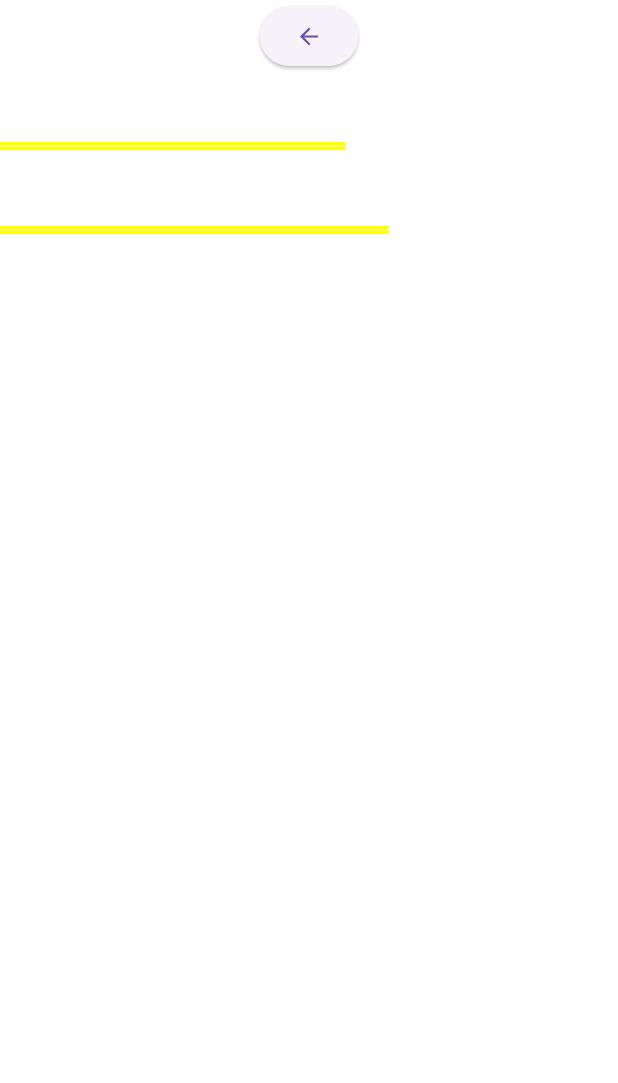
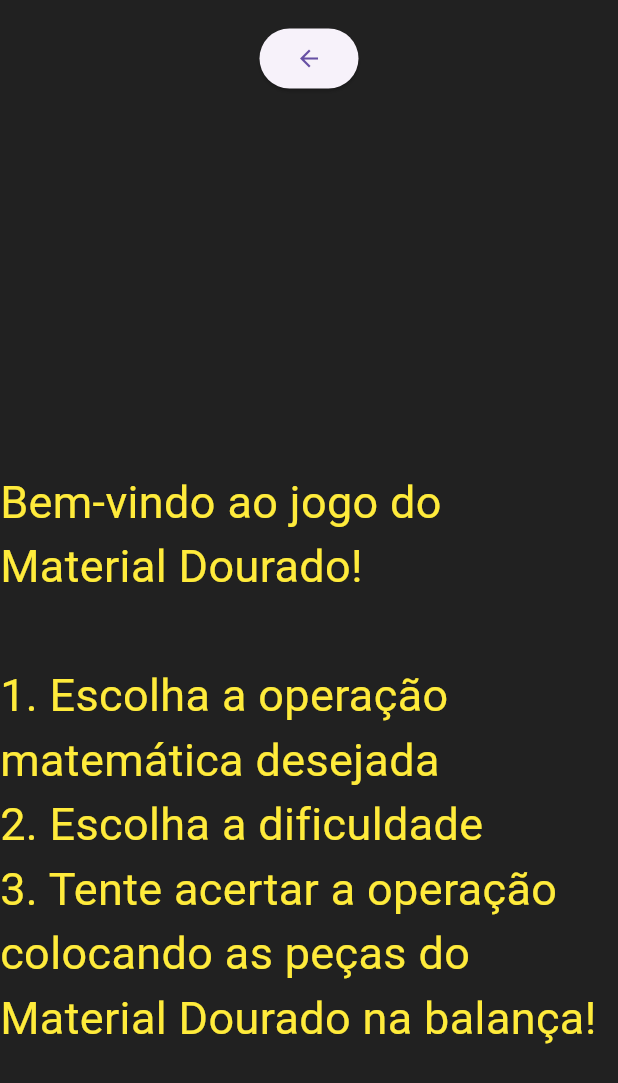
Before and after one commit to lucas-bernardino/projeto-integrador, a Flutter app: the screen it shows after launch, after a tap on "Tutorial", on a phone screen of 412 x 824 dp. Shown: the top 1083 px of the screen. Run offline on Flutter 3.47's test engine with Material 3 defaults, Android fonts, the phone set to English and light mode, and no system bars; missing offline and left inert: flutter_libserialport.

Commit message:
Update tutorial

```diff
--- a/lib/tutorial.dart
+++ b/lib/tutorial.dart
@@ -9,18 +9,38 @@
 }
 
 class _TutorialState extends State<Tutorial> {
+
+  String titleHeader = "Bem-vindo ao jogo do Material Dourado!\n";
+  String message = "1. Escolha a operação matemática desejada\n"
+      "2. Escolha a dificuldade\n"
+      "3. Tente acertar a operação colocando as peças do Material Dourado na balança!";
+
   @override
   Widget build(BuildContext context) {
-    return Column(
+    return Scaffold(
+      backgroundColor: Colors.grey[900],
+      body:
+        Center(
+          child:
+            Column(
               children: [
+                SizedBox(height: 15,),
                 ElevatedButton(
                     onPressed: () {
                       Navigator.pop(context);
                     },
                     child: Icon(Icons.arrow_back),
                 ),
-        Text("Tutorial blablabla", style: TextStyle(color: Colors.white),),
+                SizedBox(height: 250,),
+                Center(
+                  child: Text("${titleHeader}", style: TextStyle(color: Colors.yellow, fontSize: 30),),
+                ),
+                Center(
+                  child: Text("${message}", style: TextStyle(color: Colors.yellow, fontSize: 30),),
+                )
               ],
+            ),
+        ),
     );
   }
 }
```
Lines whose indentation alone changed are shown as unchanged.
